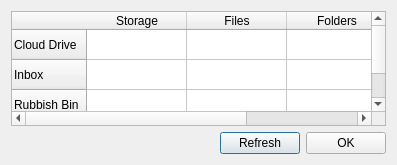
The window that Source/MEGASync/gui/win/AccountDetailsDialog.ui (meganz/MEGAsync) describes before a commit, drawn with Qt 5.
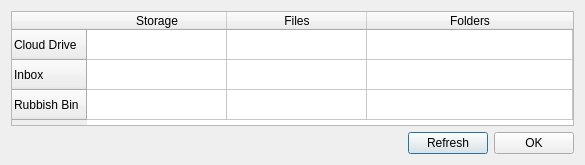
The same window after the commit.

Commit message: Fix in the account details dialog (Windows)

```diff
--- a/Source/MEGASync/gui/win/AccountDetailsDialog.ui
+++ b/Source/MEGASync/gui/win/AccountDetailsDialog.ui
@@ -6,19 +6,19 @@
    <rect>
     <x>0</x>
     <y>0</y>
-    <width>397</width>
+    <width>585</width>
     <height>165</height>
    </rect>
   </property>
   <property name="minimumSize">
    <size>
-    <width>397</width>
+    <width>585</width>
     <height>165</height>
    </size>
   </property>
   <property name="maximumSize">
    <size>
-    <width>397</width>
+    <width>585</width>
     <height>165</height>
    </size>
   </property>
@@ -56,6 +56,15 @@
         <property name="selectionMode">
          <enum>QAbstractItemView::NoSelection</enum>
         </property>
+        <attribute name="horizontalHeaderDefaultSectionSize">
+         <number>140</number>
+        </attribute>
+        <attribute name="horizontalHeaderMinimumSectionSize">
+         <number>140</number>
+        </attribute>
+        <attribute name="horizontalHeaderStretchLastSection">
+         <bool>true</bool>
+        </attribute>
         <row>
          <property name="text">
           <string>Cloud Drive</string>
```
The commit also changes 1 other file.
